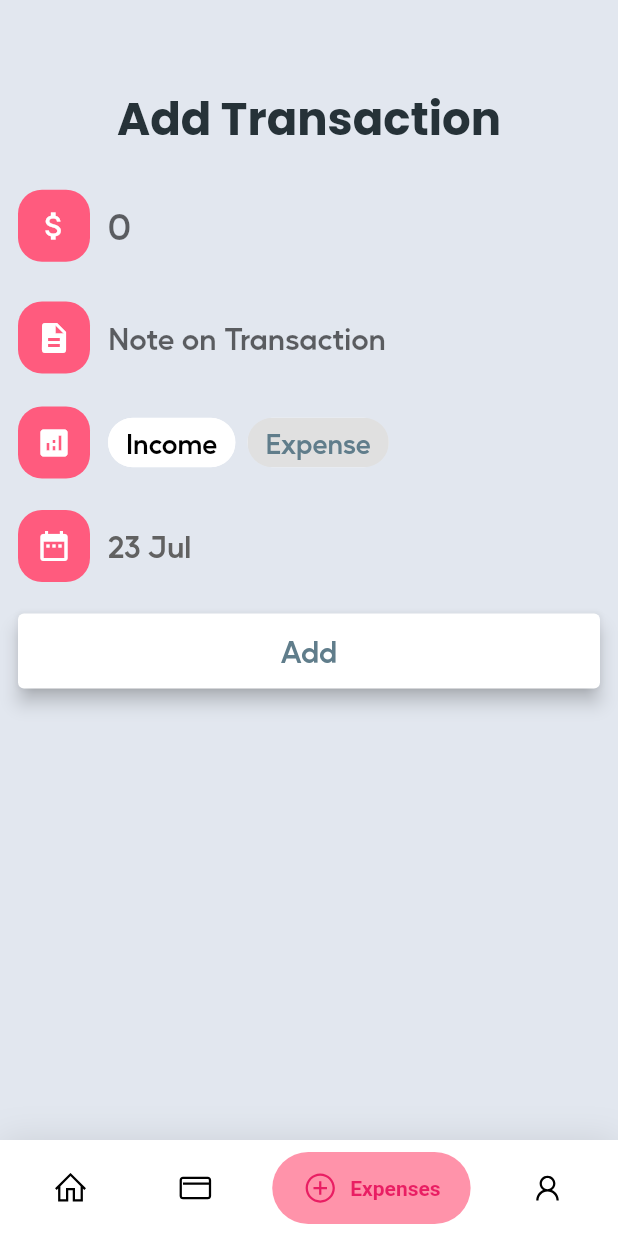
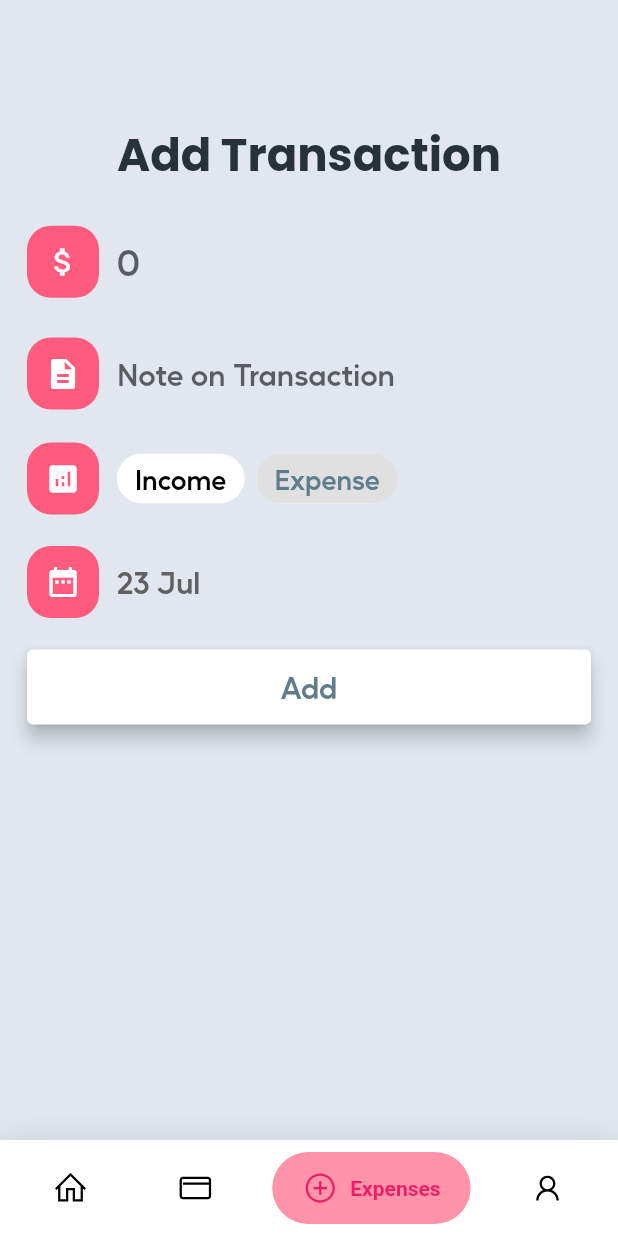
Before and after one commit to harigovind11/finca, a Flutter app: the BottomNavBar screen opened directly, item 3 of the bottom bar chosen, after a tap on "Income", on a phone screen of 412 x 824 dp. Run offline on Flutter 3.47's test engine with Material 2 defaults, Android fonts, the phone set to English and light mode, and no system bars; drawn by our look-alikes of google_nav_bar; our stand-ins replace animated_splash_screen, animated_text_kit, firebase_auth, firebase_core, fl_chart, font_awesome_flutter and 6 more; accounts and stored records are empty.

Commit message:
Please enter the commit message for your changes. Lines starting with '#' will be ignored, and an empty message aborts the commit.
On branch master
Your branch is up to date with 'origin/master'.

Changes to be committed:
	modified:   lib/main.dart
	modified:   lib/navigation.dart
	modified:   lib/screens/add_transaction.dart
	modified:   lib/screens/home_screen.dart
	new file:   lib/screens/profile_screen.dart

```diff
--- a/lib/main.dart
+++ b/lib/main.dart
@@ -6,6 +6,7 @@
 import 'screens/registration_screen.dart';
 import 'package:hive/hive.dart';
 import 'package:hive_flutter/hive_flutter.dart';
+import 'package:finca/screens/profile_screen.dart';
 
 void main() async {
   await Hive.initFlutter();
@@ -31,6 +32,7 @@
         WelcomeScreen.id: (context) => WelcomeScreen(),
         LoginScreen.id: (context) => LoginScreen(),
         RegistrationScreen.id: (context) => RegistrationScreen(),
+        ProfileScreen.id: (context) => ProfileScreen(),
       },
     );
   }
--- a/lib/navigation.dart
+++ b/lib/navigation.dart
@@ -1,4 +1,5 @@
 import 'package:finca/screens/add_transaction.dart';
+import 'package:finca/screens/profile_screen.dart';
 import 'package:flutter/material.dart';
 import 'package:line_icons/line_icons.dart';
 import 'screens/home_screen.dart';
@@ -10,12 +11,5 @@
   HomeScreen(),
   TransactionScreen(),
   AddTransaction(),
-  Container(
-    alignment: Alignment.center,
-    child: const Icon(
-      LineIcons.user,
-      size: 56,
-      color: kblueGrey,
-    ),
-  ),
+  ProfileScreen()
 ];
--- a/lib/screens/add_transaction.dart
+++ b/lib/screens/add_transaction.dart
@@ -1,4 +1,5 @@
 import 'package:finca/db_helper.dart';
+import 'package:finca/screens/transaction_screen.dart';
 import 'package:firebase_auth/firebase_auth.dart';
 import 'package:flutter/foundation.dart';
 import 'package:flutter/material.dart';
@@ -16,7 +17,24 @@
 }
 
 class _AddTransactionState extends State<AddTransaction> {
-  HomeScreen homeScreenMethods = HomeScreen();
+  final _auth = FirebaseAuth.instance;
+  late User loggedInUser;
+
+  @override
+  void initState() {
+    super.initState();
+    getCurrentUser();
+  }
+
+  void getCurrentUser() async {
+    try {
+      final user = _auth.currentUser!;
+      loggedInUser = user;
+      print(loggedInUser.email);
+    } catch (e) {
+      print(e);
+    }
+  }
 
   DateTime selectedDate = DateTime.now();
   int? amount;
@@ -54,14 +72,13 @@
   @override
   Widget build(BuildContext context) {
     return Scaffold(
-        appBar: AppBar(
-          toolbarHeight: 0.0,
-        ),
         backgroundColor: Color(0xffe2e7ef),
         //
-        body: ListView(
+        body: Padding(
+          padding: const EdgeInsets.only(top: 18.0),
+          child: ListView(
               padding: EdgeInsets.all(
-              12.0,
+                18.0,
               ),
               children: [
                 Text(
@@ -256,8 +273,9 @@
                         style: TextStyle(
                           fontFamily: 'MusticaPro',
                           fontSize: 18.0,
-                        color:
-                            type == "Expense" ? Colors.black : Colors.blueGrey,
+                          color: type == "Expense"
+                              ? Colors.black
+                              : Colors.blueGrey,
                         ),
                       ),
                       selectedColor: Colors.white,
@@ -345,7 +363,18 @@
                       if (amount != null) {
                         DbHelper dbHelper = DbHelper();
                         dbHelper.addData(amount!, selectedDate, type, note);
-                      Navigator.of(context).pop();
+                        ScaffoldMessenger.of(context).showSnackBar(
+                          SnackBar(
+                            backgroundColor: Colors.blue,
+                            content: Text(
+                              "Sucessfully Added",
+                              style: TextStyle(
+                                fontSize: 16.0,
+                                color: Colors.white,
+                              ),
+                            ),
+                          ),
+                        );
                       } else {
                         ScaffoldMessenger.of(context).showSnackBar(
                           SnackBar(
@@ -372,6 +401,7 @@
                     ),
                   ),
                 ),
-            ]));
+              ]),
+        ));
   }
 }
--- a/lib/screens/home_screen.dart
+++ b/lib/screens/home_screen.dart
@@ -17,8 +17,6 @@
 import 'package:finca/constants.dart';
 
 class HomeScreen extends StatefulWidget {
-  const HomeScreen({Key? key}) : super(key: key);
-
   @override
   _HomeScreenState createState() => _HomeScreenState();
 
--- /dev/null
+++ b/lib/screens/profile_screen.dart
@@ -0,0 +1,298 @@
+import 'package:flutter/material.dart';
+import 'package:google_fonts/google_fonts.dart';
+import 'package:font_awesome_flutter/font_awesome_flutter.dart';
+import 'package:line_icons/line_icons.dart';
+import 'package:finca/colors_picker.dart';
+import 'package:firebase_auth/firebase_auth.dart';
+import 'package:firebase_core/firebase_core.dart';
+import 'package:finca/components.dart';
+import 'package:finca/constants.dart';
+
+class ProfileScreen extends StatefulWidget {
+  static const String id = 'profile_screen';
+
+  const ProfileScreen({Key? key}) : super(key: key);
+  @override
+  State<ProfileScreen> createState() => _ProfileScreenState();
+}
+
+class _ProfileScreenState extends State<ProfileScreen> {
+  final _auth = FirebaseAuth.instance;
+  late User loggedInUser;
+
+  @override
+  void initState() {
+    super.initState();
+    getCurrentUser();
+  }
+
+  void getCurrentUser() async {
+    try {
+      final user = _auth.currentUser!;
+      loggedInUser = user;
+      print(loggedInUser.email);
+    } catch (e) {
+      print(e);
+    }
+  }
+
+  @override
+  Widget build(BuildContext context) {
+    return MaterialApp(
+      debugShowCheckedModeBanner: false,
+      home: SafeArea(
+        child: Scaffold(
+          body: Column(
+            children: [
+              Padding(
+                padding: const EdgeInsets.all(25.0),
+                child: Row(
+                  mainAxisAlignment: MainAxisAlignment.spaceBetween,
+                  children: [
+                    Text(
+                      'Hi!  $userName',
+                      style: GoogleFonts.poppins(
+                          textStyle: const TextStyle(
+                              color: kblueGrey,
+                              fontSize: 30,
+                              fontWeight: FontWeight.bold)),
+                    ),
+                    const CircleAvatar(
+                      radius: 27,
+                      backgroundImage: AssetImage('assets/logo_finca.png'),
+                    ),
+                  ],
+                ),
+              ),
+              Center(
+                child: Padding(
+                  padding: EdgeInsets.only(top: 70),
+                  child: Padding(
+                    padding: const EdgeInsets.all(20),
+                    child: Column(
+                      children: [
+                        Container(
+                          padding: const EdgeInsets.all(15),
+                          decoration: BoxDecoration(
+                              color: Color(0xFFF7F7F7),
+                              borderRadius: BorderRadius.circular(30),
+                              // border: Border.all(color: Colors.black38),
+                              boxShadow: [
+                                BoxShadow(
+                                  blurStyle: BlurStyle.solid,
+                                  blurRadius: 1.5,
+                                  color: Color.fromARGB(255, 145, 145, 145),
+                                  offset: Offset(0, 0),
+                                )
+                              ]),
+                          child: Center(
+                            child: Column(
+                              children: [
+                                const Text(
+                                  'Balance',
+                                  style: TextStyle(
+                                    fontFamily: 'MusticaPro',
+                                    color: kblueGrey,
+                                    fontSize: 40,
+                                    fontWeight: FontWeight.bold,
+                                  ),
+                                ),
+                                Text(
+                                  '₹ $balance',
+                                  style: TextStyle(
+                                    fontFamily: 'MusticaPro',
+                                    color: Colors.black,
+                                    fontSize: 65,
+                                    fontWeight: FontWeight.bold,
+                                  ),
+                                ),
+                              ],
+                            ),
+                          ),
+                        ),
+                        const SizedBox(
+                          height: 15,
+                        ),
+                        Row(
+                          children: [
+                            Expanded(
+                              child: GestureDetector(
+                                onTap: () {
+                                  print('Income pressed');
+                                },
+                                child: Container(
+                                  decoration: BoxDecoration(
+                                      color: Color(0xFFF7F7F7),
+                                      borderRadius: BorderRadius.circular(30),
+                                      boxShadow: [
+                                        BoxShadow(
+                                          blurStyle: BlurStyle.solid,
+                                          blurRadius: 1.5,
+                                          color: Color.fromARGB(
+                                              255, 145, 145, 145),
+                                          offset: Offset(0, 0),
+                                        )
+                                      ]),
+                                  child: Padding(
+                                    padding: const EdgeInsets.all(10.0),
+                                    child: Column(
+                                      crossAxisAlignment:
+                                          CrossAxisAlignment.start,
+                                      children: [
+                                        IconButton(
+                                            splashRadius: 1,
+                                            color: Colors.greenAccent,
+                                            onPressed: () {},
+                                            icon: const FaIcon(
+                                                FontAwesomeIcons.chartLine)),
+                                        const Text(
+                                          'Income',
+                                          style: TextStyle(
+                                            fontFamily: 'MusticaPro',
+                                            color: kblueGrey,
+                                            fontSize: 20,
+                                            fontWeight: FontWeight.bold,
+                                          ),
+                                        ),
+                                        Text(
+                                          '+ ₹$income',
+                                          style: TextStyle(
+                                            fontFamily: 'MusticaPro',
+                                            color: Colors.greenAccent,
+                                            fontSize: 30,
+                                            fontWeight: FontWeight.bold,
+                                          ),
+                                        ),
+                                      ],
+                                    ),
+                                  ),
+                                ),
+                              ),
+                            ),
+                            const SizedBox(
+                              width: 15,
+                            ),
+                            Expanded(
+                              child: GestureDetector(
+                                onTap: () {
+                                  print('Expense pressed');
+                                },
+                                child: Container(
+                                  decoration: BoxDecoration(
+                                      color: Color(0xFFF7F7F7),
+                                      borderRadius: BorderRadius.circular(30),
+                                      boxShadow: [
+                                        BoxShadow(
+                                          blurStyle: BlurStyle.solid,
+                                          blurRadius: 1.5,
+                                          color: Color.fromARGB(
+                                              255, 145, 145, 145),
+                                          offset: Offset(0, 0),
+                                        )
+                                      ]),
+                                  child: Padding(
+                                    padding: const EdgeInsets.all(10.0),
+                                    child: Column(
+                                      crossAxisAlignment:
+                                          CrossAxisAlignment.start,
+                                      children: [
+                                        IconButton(
+                                            splashRadius: 1,
+                                            color: Colors.redAccent,
+                                            onPressed: () {},
+                                            icon: const FaIcon(
+                                                FontAwesomeIcons.chartLine)),
+                                        const Text(
+                                          'Expense',
+                                          style: TextStyle(
+                                            fontFamily: 'MusticaPro',
+                                            color: kblueGrey,
+                                            fontSize: 20,
+                                            fontWeight: FontWeight.bold,
+                                          ),
+                                        ),
+                                        Text(
+                                          '- ₹$expense',
+                                          style: TextStyle(
+                                            fontFamily: 'MusticaPro',
+                                            color: Colors.redAccent,
+                                            fontSize: 30,
+                                            fontWeight: FontWeight.bold,
+                                          ),
+                                        ),
+                                      ],
+                                    ),
+                                  ),
+                                ),
+                              ),
+                            )
+                          ],
+                        ),
+                        SizedBox(
+                          height: 15,
+                        ),
+                        Container(
+                          height: 80,
+                          padding: const EdgeInsets.all(15),
+                          decoration: BoxDecoration(
+                              color: Color(0xFFF7F7F7),
+                              borderRadius: BorderRadius.circular(60),
+                              // border: Border.all(color: Colors.black38),
+                              boxShadow: [
+                                BoxShadow(
+                                  blurStyle: BlurStyle.solid,
+                                  blurRadius: 1.5,
+                                  color: Color.fromARGB(255, 145, 145, 145),
+                                  offset: Offset(0, 0),
+                                )
+                              ]),
+                          child: Row(
+                            mainAxisAlignment: MainAxisAlignment.start,
+                            children: [
+                              SizedBox(
+                                width: 10,
+                              ),
+                              const Icon(
+                                LineIcons.exclamationTriangle,
+                                color: Colors.yellow,
+                                size: 40,
+                              ),
+                              SizedBox(
+                                width: 15,
+                              ),
+                              Column(
+                                crossAxisAlignment: CrossAxisAlignment.start,
+                                children: [
+                                  Text(
+                                    'Monthly spending limit',
+                                    style: GoogleFonts.poppins(
+                                        textStyle: const TextStyle(
+                                            color: Colors.black38,
+                                            fontSize: 15,
+                                            fontWeight: FontWeight.normal)),
+                                  ),
+                                  Text(
+                                    '₹ $montlyLimit',
+                                    style: GoogleFonts.poppins(
+                                        textStyle: const TextStyle(
+                                            color: Colors.black38,
+                                            fontSize: 15,
+                                            fontWeight: FontWeight.bold)),
+                                  ),
+                                ],
+                              ),
+                            ],
+                          ),
+                        )
+                      ],
+                    ),
+                  ),
+                ),
+              ),
+            ],
+          ),
+        ),
+      ),
+    );
+  }
+}
```
Lines whose indentation alone changed are shown as unchanged.
